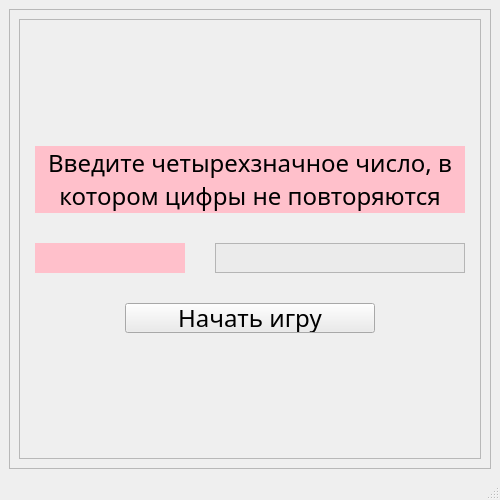
First picture: the form in ui_files/game.ui, repository AliyaRazyapova/bulls-and-cows, before the edit.
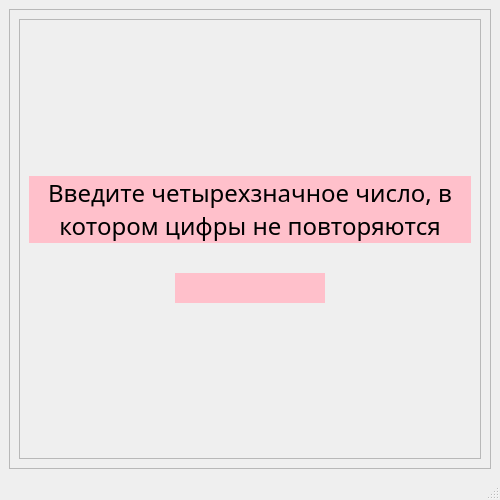
Second picture: the form after the edit.

Patch:
```diff
--- a/ui_files/game.ui
+++ b/ui_files/game.ui
@@ -98,7 +98,7 @@
              </widget>
             </item>
             <item>
-             <layout class="QHBoxLayout" name="horizontalLayout_2" stretch="0,0">
+             <layout class="QHBoxLayout" name="horizontalLayout_2" stretch="0">
               <property name="leftMargin">
                <number>0</number>
               </property>
@@ -136,61 +136,10 @@
                 </property>
                </widget>
               </item>
-              <item>
-               <widget class="QTextBrowser" name="textBrowser">
-                <property name="minimumSize">
-                 <size>
-                  <width>250</width>
-                  <height>30</height>
-                 </size>
-                </property>
-                <property name="maximumSize">
-                 <size>
-                  <width>250</width>
-                  <height>30</height>
-                 </size>
-                </property>
-                <property name="styleSheet">
-                 <string notr="true">background: #ebebeb;</string>
-                </property>
-               </widget>
-              </item>
              </layout>
             </item>
             <item>
-             <layout class="QHBoxLayout" name="horizontalLayout">
-              <item>
-               <widget class="QPushButton" name="start">
-                <property name="minimumSize">
-                 <size>
-                  <width>250</width>
-                  <height>30</height>
-                 </size>
-                </property>
-                <property name="maximumSize">
-                 <size>
-                  <width>250</width>
-                  <height>30</height>
-                 </size>
-                </property>
-                <property name="font">
-                 <font>
-                  <family>Rockwell</family>
-                  <pointsize>18</pointsize>
-                  <weight>50</weight>
-                  <italic>false</italic>
-                  <bold>false</bold>
-                 </font>
-                </property>
-                <property name="styleSheet">
-                 <string notr="true">background-color: #ebebeb;</string>
-                </property>
-                <property name="text">
-                 <string>Начать игру</string>
-                </property>
-               </widget>
-              </item>
-             </layout>
+             <layout class="QHBoxLayout" name="horizontalLayout"/>
             </item>
             <item>
              <spacer name="verticalSpacer">
```
